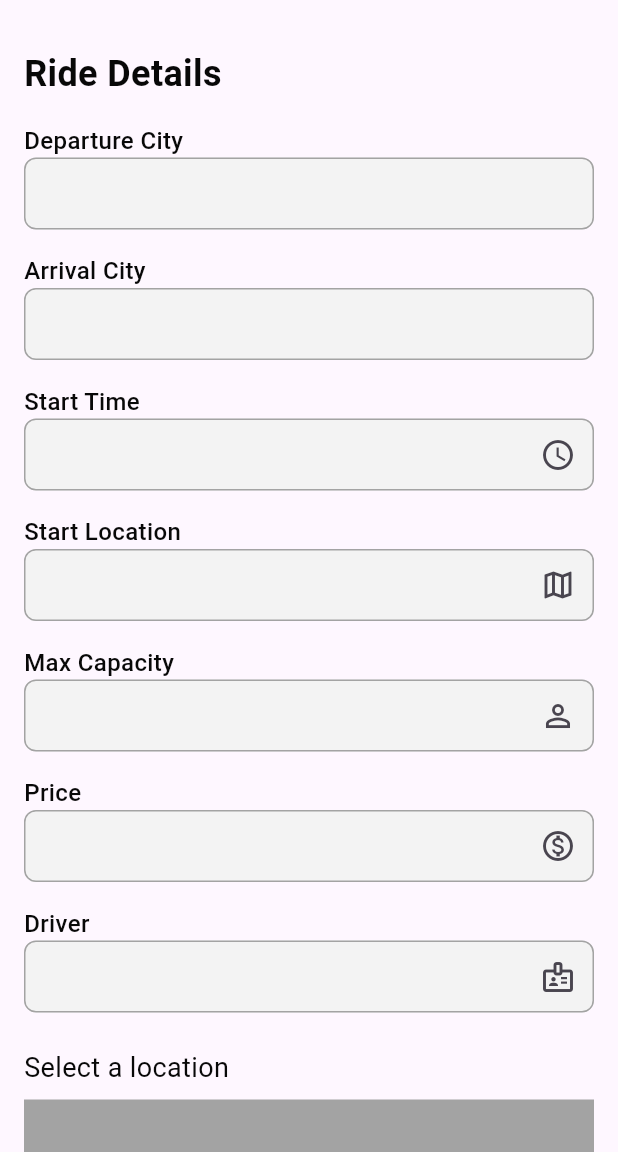
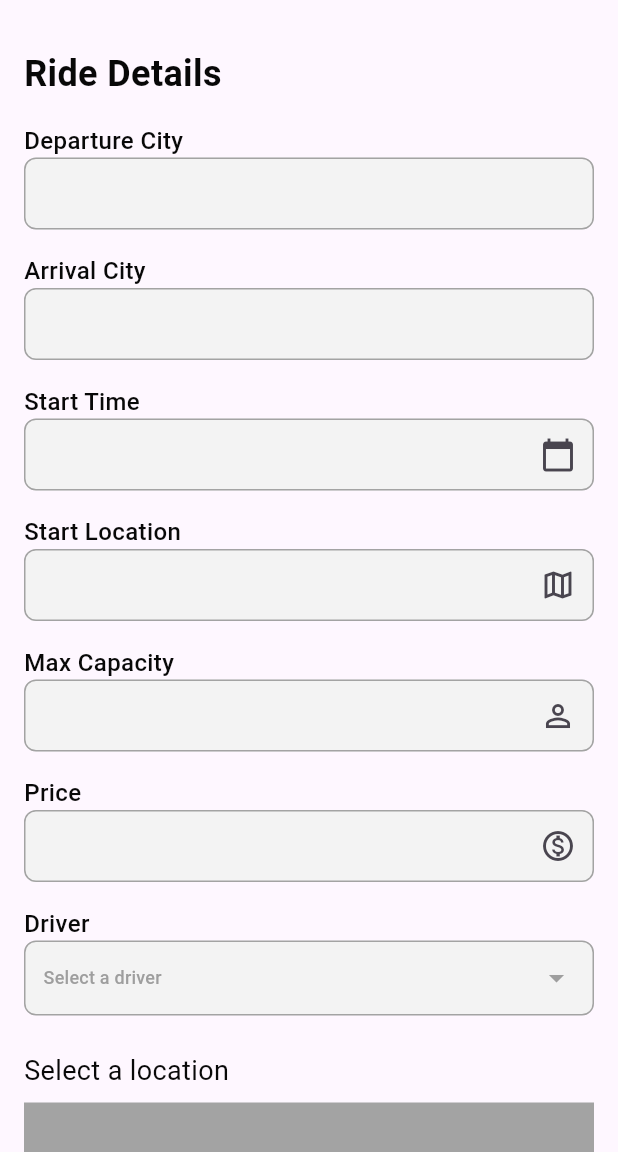
Before and after one commit to andrejpanev8/MIS-Travel-App, a Flutter app: the AddRideScreen screen opened by its route, on a phone screen of 412 x 824 dp, the part 84-1236 px from its top. Run offline on Flutter 3.47's test engine with Material 3 defaults, Android fonts, the phone set to English and light mode, and no system bars; our stand-ins replace bloc, cached_network_image, cloud_firestore, equatable, firebase_auth, firebase_core and 6 more; accounts and stored records are empty.

Commit message:
add ride screen done

```diff
--- /dev/null
+++ b/lib/bloc/map_bloc/map_event.dart
@@ -0,0 +1,18 @@
+part of 'map_bloc.dart';
+
+sealed class MapEvent extends Equatable {
+  const MapEvent();
+
+  @override
+  List<Object?> get props => [];
+}
+
+class MapSelectionEvent extends MapEvent {
+  final LatLng selectedLocaton;
+  const MapSelectionEvent({required this.selectedLocaton});
+}
+
+class AddressEntryEvent extends MapEvent {
+  final String? address;
+  const AddressEntryEvent(this.address);
+}
--- /dev/null
+++ b/lib/bloc/map_bloc/map_state.dart
@@ -0,0 +1,20 @@
+part of 'map_bloc.dart';
+
+sealed class MapState extends Equatable {
+  const MapState();
+
+  @override
+  List<Object?> get props => [];
+}
+
+class ProcessStarted extends MapState {}
+
+class MapInitial extends MapState {}
+
+class MapSingleSelectionLoaded extends MapState {
+  final LatLng location;
+  final String address;
+  final String mapStaticLink;
+  const MapSingleSelectionLoaded(
+      this.location, this.address, this.mapStaticLink);
+}
--- a/lib/bloc/user_bloc/user_bloc.dart
+++ b/lib/bloc/user_bloc/user_bloc.dart
@@ -1,11 +1,11 @@
 import 'package:bloc/bloc.dart';
 import 'package:equatable/equatable.dart';
-import 'package:latlong2/latlong.dart';
+import 'package:flutter/material.dart';
+import 'package:travel_app/data/enums/user_role.dart';
 import 'package:travel_app/data/models/passenger_trip.dart';
 import 'package:travel_app/data/models/task_trip.dart';
 import 'package:travel_app/data/models/user.dart';
 import 'package:travel_app/data/services/auth_service.dart';
-import 'package:travel_app/data/services/map_service.dart';
 import 'package:travel_app/data/services/passenger_trip_service.dart';
 import 'package:travel_app/data/services/task_trip_service.dart';
 import 'package:travel_app/data/services/trip_service.dart';
@@ -71,7 +71,6 @@ class UserBloc extends Bloc<UserEvent, UserState> {
         List<TaskTrip>? taskTrips;
         List<PassengerTrip>? passengerTrips;
         emit(ProcessStarted());
-        // user = await DriverRepository.instance.getDriverWithId(event.driverId);
         user = await UserService().getUserById(event.driverId);
         taskTrips =
             await TaskTripService().getAllTaskTripsForTripId(event.tripId);
@@ -107,6 +106,17 @@ class UserBloc extends Bloc<UserEvent, UserState> {
           emit(UserUpdateFailure("Failed to update user."));
         }
       }
+
+      if (event is LoadDrivers) {
+        emit(ProcessStarted());
+        try {
+          List<UserModel> drivers =
+              await UserService().getAllUsersByRole(userRole: UserRole.DRIVER);
+          emit(DriversLoaded(drivers));
+        } catch (e) {
+          debugPrint(e.toString());
+        }
+      }
     });
   }
 }
--- a/lib/bloc/user_bloc/user_event.dart
+++ b/lib/bloc/user_bloc/user_event.dart
@@ -40,3 +40,5 @@ class UpdateUserInfo extends UserEvent {
   const UpdateUserInfo(
       this.userId, this.firstName, this.lastName, this.mobilePhone);
 }
+
+class LoadDrivers extends UserEvent {}
--- a/lib/bloc/user_bloc/user_state.dart
+++ b/lib/bloc/user_bloc/user_state.dart
@@ -61,3 +61,8 @@ class UserUpdateFailure extends UserState {
   @override
   List<Object> get props => [message];
 }
+
+class DriversLoaded extends UserState {
+  final List<UserModel> drivers;
+  const DriversLoaded(this.drivers);
+}
--- a/lib/data/models/user.dart
+++ b/lib/data/models/user.dart
@@ -34,14 +34,13 @@ class UserModel {
         'role': role.index
       };
 
-  UserModel copyWith({
-      String? id,
+  UserModel copyWith(
+      {String? id,
       String? firstName,
       String? lastName,
       String? phoneNumber,
       String? email,
-      UserRole? role
-  }) {
+      UserRole? role}) {
     return UserModel(
       id: id ?? this.id,
       firstName: firstName ?? this.firstName,
@@ -51,4 +50,9 @@ class UserModel {
       role: role ?? this.role,
     );
   }
+
+  @override
+  String toString() {
+    return "$firstName $lastName $phoneNumber";
+  }
 }
--- a/lib/data/services/map_service.dart
+++ b/lib/data/services/map_service.dart
@@ -3,6 +3,9 @@ import 'dart:convert';
 import 'package:flutter/material.dart';
 import 'package:latlong2/latlong.dart';
 import 'package:http/http.dart' as http;
+import 'package:travel_app/bloc/map_bloc/map_bloc.dart';
+
+import '../../utils/functions.dart';
 
 class MapService {
   String generateMapUrl(double lat, double lng) {
@@ -16,6 +19,8 @@ class MapService {
     );
 
     if (result != null && result is LatLng) {
+      Functions.emitMapEvent(
+          context: context, event: MapSelectionEvent(selectedLocaton: result));
       return result;
     }
     return null;
--- a/lib/main.dart
+++ b/lib/main.dart
@@ -3,6 +3,7 @@ import 'package:flutter/material.dart';
 import 'package:flutter_bloc/flutter_bloc.dart';
 import 'package:travel_app/bloc/auth_bloc/auth_bloc.dart';
 import 'package:travel_app/bloc/home_screen_bloc/home_screen_bloc.dart';
+import 'package:travel_app/bloc/map_bloc/map_bloc.dart';
 import 'package:travel_app/bloc/user_bloc/user_bloc.dart';
 import 'package:travel_app/presentation/screens/add_ride_screen.dart';
 import 'package:travel_app/presentation/screens/login_screen.dart';
@@ -23,6 +24,7 @@ void main() async {
   runApp(MultiBlocProvider(providers: [
     BlocProvider(create: (context) => UserBloc()),
     BlocProvider(create: (context) => HomeScreenBloc()),
+    BlocProvider(create: (context) => MapBloc()),
     BlocProvider(create: (context) => AuthBloc()..add(CheckAuthState())),
   ], child: const MyApp()));
 }
@@ -41,7 +43,10 @@ class MyApp extends StatelessWidget {
       routes: {
         "/home": (context) => const MyHomePage(),
         "/details": (context) => RideDetailsScreen(),
-        "/addRide": (context) => AddRideScreen(),
+        "/addRide": (context) {
+          context.read<UserBloc>().add(LoadDrivers());
+          return AddRideScreen();
+        },
         "/login": (context) => const LoginScreen(),
         "/register": (context) => const RegisterScreen()
       },
--- a/lib/presentation/screens/add_ride_screen.dart
+++ b/lib/presentation/screens/add_ride_screen.dart
@@ -1,15 +1,18 @@
-import 'package:cached_network_image/cached_network_image.dart';
 import 'package:flutter/material.dart';
-import 'package:latlong2/latlong.dart';
+import 'package:flutter_bloc/flutter_bloc.dart';
+import 'package:travel_app/bloc/map_bloc/map_bloc.dart';
+import 'package:travel_app/bloc/user_bloc/user_bloc.dart';
 import 'package:travel_app/presentation/widgets/custom_app_bar.dart';
 import 'package:travel_app/presentation/widgets/custom_arrow_button.dart';
-import 'package:travel_app/utils/color_constants.dart';
+import 'package:travel_app/presentation/widgets/custom_drop_down_button.dart';
 import 'package:travel_app/utils/text_styles.dart';
 
-import '../../data/services/map_service.dart';
+import '../../data/models/user.dart';
+import '../../utils/functions.dart';
 import '../../utils/string_constants.dart';
+import '../widgets/date_time_picker_widget.dart';
 import '../widgets/input_field.dart';
-import 'map_screen.dart';
+import '../widgets/map_static.dart';
 
 class AddRideScreen extends StatefulWidget {
   const AddRideScreen({super.key});
@@ -27,11 +30,52 @@ class _AddRideScreenState extends State<AddRideScreen> {
   final TextEditingController priceController = TextEditingController();
   final TextEditingController driverController = TextEditingController();
 
-  LatLng? _startLocationLatLng;
+  final FocusNode startLocationFocusNode = FocusNode();
+  DateTime? selectedStartDateTime;
+  UserModel? selectedDriver;
+  List<UserModel> allDrivers = [];
+
+  @override
+  void initState() {
+    super.initState();
+
+    startLocationFocusNode.addListener(() {
+      if (!startLocationFocusNode.hasFocus) {
+        if (startLocationController.text.isNotEmpty) {
+          Functions.emitMapEvent(
+            context: context,
+            event: AddressEntryEvent(startLocationController.text),
+          );
+        }
+      }
+    });
+  }
+
+  @override
+  void dispose() {
+    departureCityController.dispose();
+    arrivalCityController.dispose();
+    startTimeController.dispose();
+    startLocationController.dispose();
+    maxCapacityController.dispose();
+    priceController.dispose();
+    driverController.dispose();
+    startLocationFocusNode.dispose();
+    super.dispose();
+  }
 
   @override
   Widget build(BuildContext context) {
-    return Scaffold(
+    return BlocListener<MapBloc, MapState>(
+      listener: (context, state) => {
+        if (state is MapSingleSelectionLoaded)
+          {
+            setState(() {
+              startLocationController.text = state.address;
+            })
+          }
+      },
+      child: Scaffold(
         appBar: customAppBar(context: context, arrowBack: true),
         body: SafeArea(
           child: SingleChildScrollView(
@@ -44,23 +88,14 @@ class _AddRideScreenState extends State<AddRideScreen> {
                 Text(AppStrings.selectALocation,
                     style: StyledText().descriptionText(
                         fontSize: 18, fontWeight: StyledText().regular)),
-              _buildMap(),
+                MapStatic(),
                 Row(
                   children: [
                     Expanded(
                         child: customArrowButton(
                             text: "Save",
-                          onPressed: () async {
-                            //TO:DO implement save ride button
-                            var res = await MapService()
-                                .getCoordinatesFromAddress(
-                                    startLocationController.text);
-                            if (res != null) {
-                              setState(() {
-                                _startLocationLatLng =
-                                    LatLng(res["latitude"], res["longitude"]);
-                              });
-                            }
+                            onPressed: () {
+                              //TO:DO Handle Save Ride functionality
                             })),
                   ],
                 )
@@ -68,55 +103,8 @@ class _AddRideScreenState extends State<AddRideScreen> {
             ),
           ),
         ),
-    );
-  }
-
-  Widget _buildMap() {
-    return Padding(
-      padding: EdgeInsets.only(bottom: 16.0, top: 8.0),
-      child: GestureDetector(
-        onTap: _callMap,
-        child: _startLocationLatLng != null
-            ? CachedNetworkImage(
-                imageUrl: MapService().generateMapUrl(
-                    _startLocationLatLng!.latitude,
-                    _startLocationLatLng!.longitude),
-                placeholder: (context, url) =>
-                    const CircularProgressIndicator(),
-                errorWidget: (context, url, error) => Icon(Icons.error),
-                width: double.infinity,
-                height: 250,
-                fit: BoxFit.contain,
-              )
-            : Container(
-                height: 250,
-                decoration: BoxDecoration(color: silverColor),
-                child: Center(
-                  child: Text("Tap to select starting location"),
-                ),
-              ),
       ),
     );
-  }
-
-  Future<void> _callMap() async {
-    final result = await MapService().openMap(
-      context,
-      MaterialPageRoute(builder: (context) => MapScreen()),
-    );
-
-    String address = "";
-
-    if (result != null) {
-      address = await MapService()
-              .getAddressFromCoordinates(result.latitude, result.longitude) ??
-          "";
-    }
-
-    setState(() {
-      _startLocationLatLng = result;
-      startLocationController.text = address;
-    });
   }
 
   Widget _buildForm() {
@@ -138,22 +126,29 @@ class _AddRideScreenState extends State<AddRideScreen> {
           //////////////////////////
           SizedBox(height: 16.0),
           _text("Start Time"),
-          inputTextFieldCustom(
+          dateTimePicker(
             context: context,
             controller: startTimeController,
-              suffixIcon: Icon(Icons.access_time)),
+            onDateTimeSelected: (DateTime dateTime) {
+              setState(() {
+                selectedStartDateTime = dateTime;
+              });
+            },
+          ),
           //////////////////////////
           SizedBox(height: 16.0),
           _text("Start Location"),
           inputTextFieldCustom(
               context: context,
               controller: startLocationController,
+              focusNode: startLocationFocusNode,
               suffixIcon: Icon(Icons.map_outlined)),
           //////////////////////////
           SizedBox(height: 16.0),
           _text("Max Capacity"),
           inputTextFieldCustom(
               context: context,
+              keyboardType: TextInputType.numberWithOptions(),
               controller: maxCapacityController,
               suffixIcon: Icon(Icons.person_outline)),
           //////////////////////////
@@ -161,15 +156,27 @@ class _AddRideScreenState extends State<AddRideScreen> {
           _text("Price"),
           inputTextFieldCustom(
               context: context,
+              keyboardType: TextInputType.numberWithOptions(),
               controller: priceController,
               suffixIcon: Icon(Icons.monetization_on_outlined)),
           //////////////////////////
           SizedBox(height: 16.0),
           _text("Driver"),
-          inputTextFieldCustom(
-              context: context,
-              controller: driverController,
-              suffixIcon: Icon(Icons.badge_outlined)),
+          BlocBuilder<UserBloc, UserState>(builder: (context, state) {
+            if (state is DriversLoaded) {
+              allDrivers = state.drivers;
+            }
+            return DropdownCustomButton(
+              items: allDrivers,
+              selectedValue: selectedDriver,
+              hintText: "Select a driver",
+              onChanged: (UserModel? newValue) {
+                setState(() {
+                  selectedDriver = newValue;
+                });
+              },
+            );
+          }),
         ],
       ),
     );
--- /dev/null
+++ b/lib/presentation/widgets/custom_drop_down_button.dart
@@ -0,0 +1,55 @@
+import 'package:flutter/material.dart';
+
+import '../../utils/color_constants.dart';
+
+class DropdownCustomButton<T> extends StatelessWidget {
+  final List<T> items;
+  final T? selectedValue;
+  final Function(T?) onChanged;
+  final String hintText;
+  final Widget? prefixIcon;
+  final Widget? suffixIcon;
+
+  const DropdownCustomButton({
+    Key? key,
+    required this.items,
+    required this.selectedValue,
+    required this.onChanged,
+    this.hintText = "Select an option",
+    this.prefixIcon,
+    this.suffixIcon,
+  }) : super(key: key);
+
+  @override
+  Widget build(BuildContext context) {
+    return Container(
+      padding: EdgeInsets.symmetric(horizontal: 12),
+      decoration: BoxDecoration(
+        color: silverColorLight,
+        borderRadius: BorderRadius.circular(8),
+        border: Border.all(color: silverColor),
+      ),
+      child: DropdownButtonHideUnderline(
+        child: DropdownButton<T>(
+          hint: Text(
+            hintText,
+            style: TextStyle(fontSize: 12, color: greyColor),
+          ),
+          value: selectedValue,
+          isExpanded: true,
+          icon: suffixIcon ?? Icon(Icons.arrow_drop_down, color: greyColor),
+          items: items.map((T item) {
+            return DropdownMenuItem<T>(
+              value: item,
+              child: Text(
+                item.toString(),
+                style: TextStyle(color: blackColor),
+              ),
+            );
+          }).toList(),
+          onChanged: onChanged,
+        ),
+      ),
+    );
+  }
+}
--- /dev/null
+++ b/lib/presentation/widgets/date_time_picker_widget.dart
@@ -0,0 +1,49 @@
+import 'package:flutter/material.dart';
+import 'package:travel_app/presentation/widgets/input_field.dart';
+
+Widget dateTimePicker({
+  required BuildContext context,
+  required TextEditingController controller,
+  required Function(DateTime) onDateTimeSelected,
+}) {
+  return GestureDetector(
+    onTap: () async {
+      FocusScope.of(context).unfocus();
+
+      DateTime? pickedDate = await showDatePicker(
+        context: context,
+        initialDate: DateTime.now(),
+        firstDate: DateTime(2000),
+        lastDate: DateTime(2101),
+      );
+
+      if (pickedDate != null) {
+        TimeOfDay? pickedTime = await showTimePicker(
+          context: context,
+          initialTime: TimeOfDay.now(),
+        );
+
+        if (pickedTime != null) {
+          final newDateTime = DateTime(
+            pickedDate.year,
+            pickedDate.month,
+            pickedDate.day,
+            pickedTime.hour,
+            pickedTime.minute,
+          );
+
+          onDateTimeSelected(newDateTime);
+          controller.text =
+              "${"${pickedDate.toLocal()}".split(' ')[0]} ${pickedTime.format(context)}";
+        }
+      }
+    },
+    child: AbsorbPointer(
+      child: inputTextFieldCustom(
+        context: context,
+        controller: controller,
+        suffixIcon: Icon(Icons.calendar_today),
+      ),
+    ),
+  );
+}
--- a/lib/presentation/widgets/input_field.dart
+++ b/lib/presentation/widgets/input_field.dart
@@ -5,6 +5,7 @@ import 'package:travel_app/utils/text_styles.dart';
 Widget inputTextFieldCustom({
   required BuildContext context,
   TextEditingController? controller,
+  FocusNode? focusNode,
   String hintText = "",
   bool obscureText = false,
   TextInputType keyboardType = TextInputType.text,
@@ -15,6 +16,7 @@ Widget inputTextFieldCustom({
   return TextField(
     keyboardType: keyboardType,
     controller: controller,
+    focusNode: focusNode,
     readOnly: readOnly,
     obscureText: obscureText,
     style: TextStyle(color: readOnly == true ? silverColor : blackColor),
--- /dev/null
+++ b/lib/presentation/widgets/map_static.dart
@@ -0,0 +1,55 @@
+import 'package:cached_network_image/cached_network_image.dart';
+import 'package:flutter/material.dart';
+import 'package:flutter_bloc/flutter_bloc.dart';
+
+import '../../bloc/map_bloc/map_bloc.dart';
+import '../../data/services/map_service.dart';
+import '../../utils/color_constants.dart';
+import '../screens/map_screen.dart';
+
+class MapStatic extends StatefulWidget {
+  @override
+  _MapStaticState createState() => _MapStaticState();
+}
+
+class _MapStaticState extends State<MapStatic> {
+  String? currentMapLink;
+  @override
+  Widget build(BuildContext context) {
+    return GestureDetector(
+      onTap: () => MapService().openMap(
+        context,
+        MaterialPageRoute(builder: (context) => MapScreen()),
+      ),
+      child: BlocBuilder<MapBloc, MapState>(
+        builder: (context, state) {
+          if (state is MapSingleSelectionLoaded) {
+            currentMapLink = state.mapStaticLink;
+          }
+          return currentMapLink != null
+              ? CachedNetworkImage(
+                  imageUrl: currentMapLink!,
+                  placeholder: (context, url) => SizedBox(
+                      width: 50,
+                      height: 50,
+                      child: const CircularProgressIndicator()),
+                  errorWidget: (context, url, error) => Icon(Icons.error),
+                  width: double.infinity,
+                  height: 250,
+                  fit: BoxFit.contain,
+                )
+              : Padding(
+                  padding: EdgeInsets.only(bottom: 16.0, top: 8.0),
+                  child: Container(
+                    height: 250,
+                    decoration: BoxDecoration(color: silverColor),
+                    child: Center(
+                      child: Text("Tap to select starting location"),
+                    ),
+                  ),
+                );
+        },
+      ),
+    );
+  }
+}
--- a/lib/presentation/widgets/rides_widget.dart
+++ b/lib/presentation/widgets/rides_widget.dart
@@ -123,7 +123,7 @@ class RidesWidget extends StatelessWidget {
         customArrowButton(
           text: AppStrings.viewDetails,
           fontSize: 12,
-          onPressed: () async {
+          onPressed: () {
             Functions.emitUserEvent(
                 context: context,
                 event:
```
Also changed, not shown: lib/bloc/map_bloc/map_bloc.dart (added, +50 -0 lines), lib/utils/functions.dart (+6 -2 lines). Lines whose indentation alone changed are shown as unchanged.
